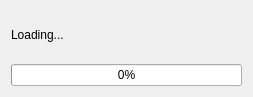
kbgg/qgis-stac-browser, file ui/downloading_dialog.ui: the form before one commit.
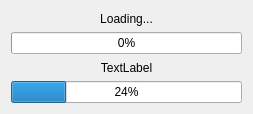
The form after the commit.

Commit message: updated downloading dialog

Diff of the .ui file:
```diff
--- a/ui/downloading_dialog.ui
+++ b/ui/downloading_dialog.ui
@@ -7,7 +7,7 @@
     <x>0</x>
     <y>0</y>
     <width>253</width>
-    <height>97</height>
+    <height>114</height>
    </rect>
   </property>
   <property name="sizePolicy">
@@ -20,13 +20,6 @@
    <string>STAC Browser</string>
   </property>
   <layout class="QGridLayout" name="gridLayout">
-   <item row="0" column="0">
-    <widget class="QLabel" name="label">
-     <property name="text">
-      <string>Loading...</string>
-     </property>
-    </widget>
-   </item>
    <item row="1" column="0">
     <widget class="QProgressBar" name="progressBar">
      <property name="value">
@@ -34,6 +27,33 @@
      </property>
     </widget>
    </item>
+   <item row="2" column="0">
+    <widget class="QLabel" name="itemLabel">
+     <property name="text">
+      <string>TextLabel</string>
+     </property>
+     <property name="alignment">
+      <set>Qt::AlignCenter</set>
+     </property>
+    </widget>
+   </item>
+   <item row="0" column="0">
+    <widget class="QLabel" name="totalLabel">
+     <property name="text">
+      <string>Loading...</string>
+     </property>
+     <property name="alignment">
+      <set>Qt::AlignCenter</set>
+     </property>
+    </widget>
+   </item>
+   <item row="3" column="0">
+    <widget class="QProgressBar" name="itemProgress">
+     <property name="value">
+      <number>24</number>
+     </property>
+    </widget>
+   </item>
   </layout>
  </widget>
  <resources/>
```
Left out of the diff: 2 changed lines with no effect on the pictures. The commit also changes 4 other files.
